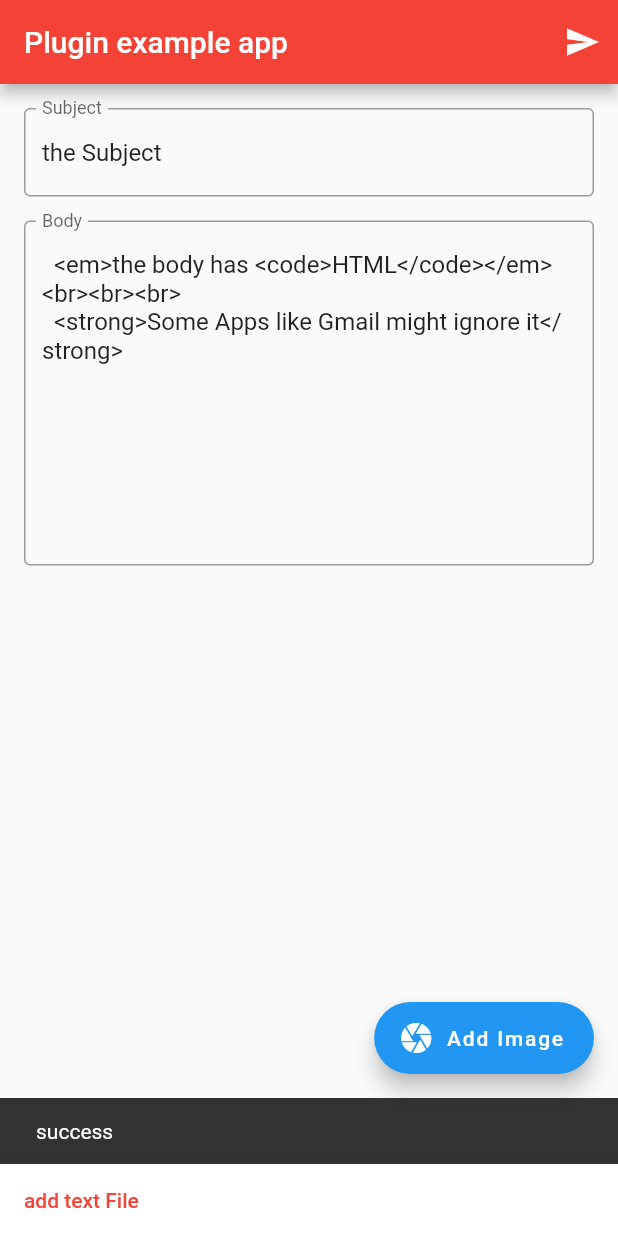
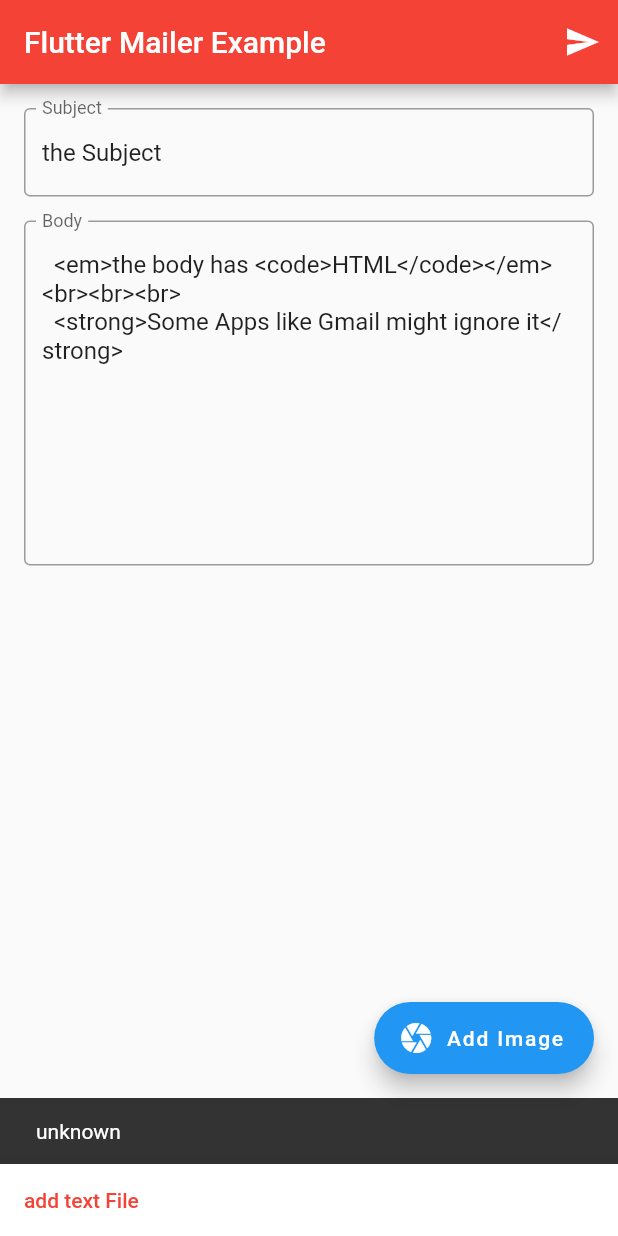
Before and after one commit to taljacobson/flutter_mailer, a Flutter app: the screen it shows after launch, after a tap on the "send" icon, on a phone screen of 412 x 824 dp. Run offline on Flutter 3.47's test engine with Material 2 defaults, Android fonts, the phone set to English and light mode, and no system bars; our stand-ins replace image_picker.

Commit message:
use MailerResponse for snackbar message preatify attachment list to a picture grid

```diff
--- a/example/lib/main.dart
+++ b/example/lib/main.dart
@@ -6,11 +6,11 @@ import 'package:flutter_mailer/flutter_mailer.dart';
 import 'package:image_picker/image_picker.dart';
 import 'package:path_provider/path_provider.dart';
 
-void main() => runApp(new MyApp());
+void main() => runApp(MyApp());
 
 class MyApp extends StatefulWidget {
   @override
-  _MyAppState createState() => new _MyAppState();
+  _MyAppState createState() => _MyAppState();
 }
 
 class _MyAppState extends State<MyApp> {
@@ -24,10 +24,11 @@ class _MyAppState extends State<MyApp> {
   final GlobalKey<ScaffoldState> _scafoldKey = GlobalKey<ScaffoldState>();
   // Platform messages are asynchronous, so we initialize in an async method.
   Future<void> send() async {
-    if(Platform.isIOS) {
+    if (Platform.isIOS) {
       final bool canSend = await FlutterMailer.canSendMail();
-      if(!canSend) {
-        const SnackBar snackbar = const SnackBar(content: Text('no Email App Available'));
+      if (!canSend) {
+        const SnackBar snackbar =
+            const SnackBar(content: Text('no Email App Available'));
         _scafoldKey.currentState.showSnackBar(snackbar);
         return;
       }
@@ -47,8 +48,24 @@ class _MyAppState extends State<MyApp> {
     String platformResponse;
 
     try {
-      await FlutterMailer.send(mailOptions);
-      platformResponse = 'success';
+      final MailerResponse response = await FlutterMailer.send(mailOptions);
+      switch (response) {
+        case MailerResponse.saved:
+          platformResponse = 'mail was saved to draft';
+          break;
+        case MailerResponse.sent:
+          platformResponse = 'mail was sent';
+          break;
+        case MailerResponse.cancelled:
+          platformResponse = 'mail was cancelled';
+          break;
+        case MailerResponse.android:
+          platformResponse = 'intent was success';
+          break;
+        default:
+          platformResponse = 'unknown';
+          break;
+      }
     } on PlatformException catch (error) {
       platformResponse = error.toString();
       print(error);
@@ -92,15 +109,82 @@ class _MyAppState extends State<MyApp> {
 
   @override
   Widget build(BuildContext context) {
-    final Widget imagePath = Column(
-        children: attachment.map((String file) => Text('$file')).toList());
+    final Widget imagePath = GridView.count(
+      primary: false,
+      scrollDirection: Axis.vertical,
+      crossAxisSpacing: 6,
+      mainAxisSpacing: 6,
+      crossAxisCount: 2,
+      shrinkWrap: true,
+      children: List.generate(
+        attachment.length,
+        (index) {
+          final file = File(attachment[index]);
+          return GridTile(
+            key: Key(attachment[index]),
+            footer: GridTileBar(
+              title: Text(
+                file.path.split("/")?.last,
+                textAlign: TextAlign.justify,
+              ),
+            ),
+            child: Stack(
+              fit: StackFit.passthrough,
+              children: <Widget>[
+                ClipRRect(
+                    borderRadius: BorderRadius.circular(10),
+                    child: Container(
+                      width: double.infinity,
+                      height: double.infinity,
+                      decoration: BoxDecoration(
+                        borderRadius: BorderRadius.circular(10),
+                        color: Theme.of(context).accentColor,
+                      ),
+                      child: Image.file(
+                        File(attachment[index]),
+                        fit: BoxFit.cover,
+                        errorBuilder: (_, __, ___) => Icon(
+                          Icons.attachment,
+                          size: 50,
+                          color: Theme.of(context).primaryIconTheme.color,
+                        ),
+                      ),
+                    )),
+                Align(
+                  alignment: Alignment.topRight,
+                  child: Material(
+                    borderRadius: BorderRadius.circular(59),
+                    type: MaterialType.transparency,
+                    child: IconButton(
+                      tooltip: "remove",
+                      onPressed: () {
+                        setState(() {
+                          attachment.removeAt(index);
+                        });
+                      },
+                      padding: EdgeInsets.all(10),
+                      visualDensity: VisualDensity.compact,
+                      icon: Icon(
+                        Icons.clear,
+                        color: Theme.of(context).primaryIconTheme.color,
+                        size: 20,
+                      ),
+                    ),
+                  ),
+                ),
+              ],
+            ),
+          );
+        },
+      ),
+    );
 
-    return new MaterialApp(
+    return MaterialApp(
       theme: ThemeData(primaryColor: Colors.red),
-      home: new Scaffold(
+      home: Scaffold(
         key: _scafoldKey,
-        appBar: new AppBar(
-          title: const Text('Plugin example app'),
+        appBar: AppBar(
+          title: const Text('Flutter Mailer Example'),
           actions: <Widget>[
             IconButton(
               onPressed: send,
@@ -109,7 +193,7 @@ class _MyAppState extends State<MyApp> {
           ],
         ),
         body: SingleChildScrollView(
-          child: new Center(
+          child: Center(
             child: Padding(
               padding: const EdgeInsets.all(8.0),
               child: Column(
@@ -133,7 +217,9 @@ class _MyAppState extends State<MyApp> {
                       controller: _bodyController,
                       maxLines: 10,
                       decoration: const InputDecoration(
-                          labelText: 'Body', border: OutlineInputBorder()),
+                        labelText: 'Body',
+                        border: OutlineInputBorder(),
+                      ),
                     ),
                   ),
                   imagePath,
@@ -150,8 +236,6 @@ class _MyAppState extends State<MyApp> {
         floatingActionButtonLocation: FloatingActionButtonLocation.endDocked,
         bottomNavigationBar: BottomAppBar(
           notchMargin: 4.0,
-          // shape: CircularNotchedRectangle(),
-          // color: Theme.of(context).primaryColor,
           child: Row(
             mainAxisSize: MainAxisSize.max,
             children: <Widget>[
@@ -215,6 +299,7 @@ class _MyAppState extends State<MyApp> {
               children: <Widget>[
                 RaisedButton(
                   color: Theme.of(context).accentColor,
+                  textColor: Theme.of(context).accentTextTheme.button.color,
                   child: const Icon(Icons.save),
                   onPressed: () {
                     final TempFile tempFile =
```
Also changed, not shown: example/test_driver/flutter_mailer_e2e.dart (indentation only), example/test_driver/flutter_mailer_e2e_test.dart (line endings or trailing spaces), 2 other files.
